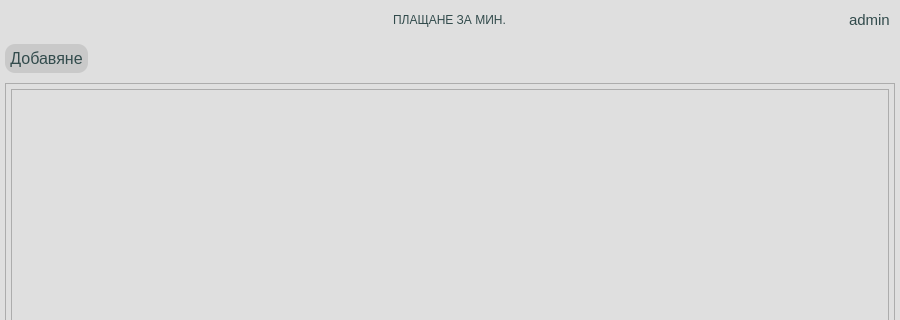
This is app/ui/widgets/customPayPerMinWidget.ui in DevilPhp/WorkSalary.v01 as Qt 5 draws it before an edit; both pictures show x 0 to 900 and y 0 to 320 of the 900 by 800 pixel window. The edited form follows.
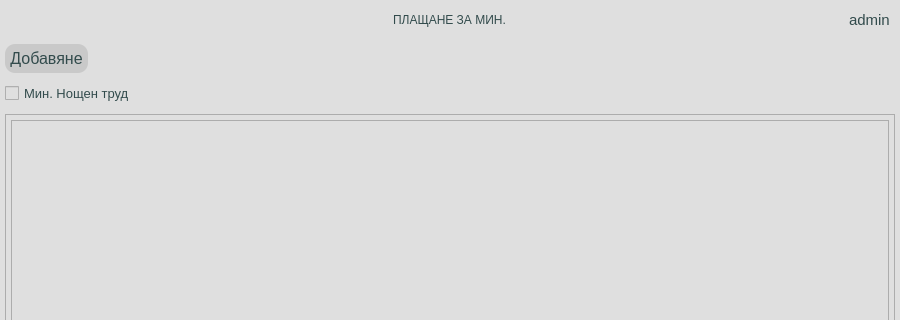
This is the edited form. Icons and pictures are not drawn.

What changed in the file:
```diff
--- a/app/ui/widgets/customPayPerMinWidget.ui
+++ b/app/ui/widgets/customPayPerMinWidget.ui
@@ -47,6 +47,9 @@
 	background-color: #aeaeae;
 }
 
+QCheckBox {
+	font-size: 10pt;
+}
 
 QLineEdit, QDateEdit{
 	border: none;
@@ -218,6 +221,40 @@
         </property>
        </widget>
       </item>
+      <item>
+       <widget class="QWidget" name="widget_2" native="true">
+        <property name="minimumSize">
+         <size>
+          <width>0</width>
+          <height>0</height>
+         </size>
+        </property>
+        <layout class="QHBoxLayout" name="horizontalLayout_4">
+         <property name="spacing">
+          <number>0</number>
+         </property>
+         <property name="leftMargin">
+          <number>0</number>
+         </property>
+         <property name="topMargin">
+          <number>0</number>
+         </property>
+         <property name="rightMargin">
+          <number>0</number>
+         </property>
+         <property name="bottomMargin">
+          <number>0</number>
+         </property>
+         <item alignment="Qt::AlignLeft">
+          <widget class="QCheckBox" name="payPerMinNightCheckBox">
+           <property name="text">
+            <string>Мин. Нощен труд</string>
+           </property>
+          </widget>
+         </item>
+        </layout>
+       </widget>
+      </item>
      </layout>
     </widget>
    </item>
@@ -232,7 +269,7 @@
         <x>0</x>
         <y>0</y>
         <width>888</width>
-        <height>702</height>
+        <height>670</height>
        </rect>
       </property>
       <layout class="QVBoxLayout" name="verticalLayout_12">
```
